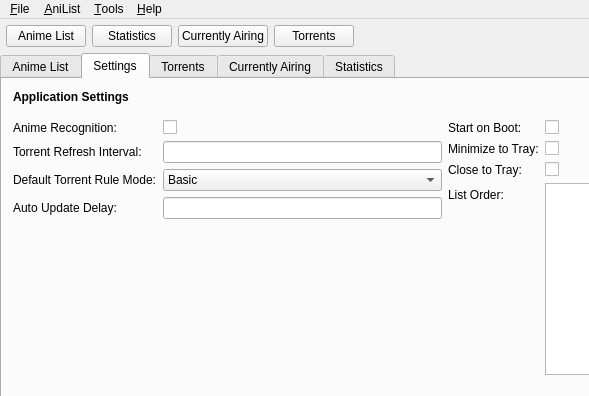
Old version of the form src/gui/mainwindow.ui in the repository killmaster/Shinjiru; both pictures show x 0 to 589 and y 0 to 396 of the 900 by 500 pixel window.
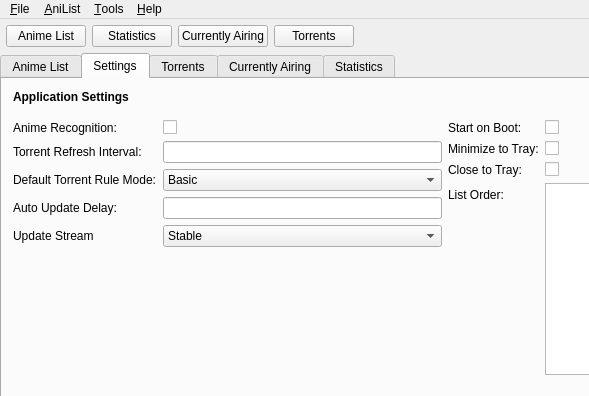
New version of the form. The open tabs and pages were chosen to show the change.

Commit message: Add multiple update streams

```diff
--- a/src/gui/mainwindow.ui
+++ b/src/gui/mainwindow.ui
@@ -303,6 +303,27 @@
             <item row="3" column="1">
              <widget class="QLineEdit" name="autoUpdateDelayLineEdit"/>
             </item>
+            <item row="4" column="0">
+             <widget class="QLabel" name="updateStreamLabel">
+              <property name="text">
+               <string>Update Stream</string>
+              </property>
+             </widget>
+            </item>
+            <item row="4" column="1">
+             <widget class="QComboBox" name="updateStreamComboBox">
+              <item>
+               <property name="text">
+                <string>Stable</string>
+               </property>
+              </item>
+              <item>
+               <property name="text">
+                <string>Nightly</string>
+               </property>
+              </item>
+             </widget>
+            </item>
            </layout>
           </item>
           <item>
```
Left out of the diff: 2 changed lines with no effect on the pictures. The commit also changes 6 other files.
